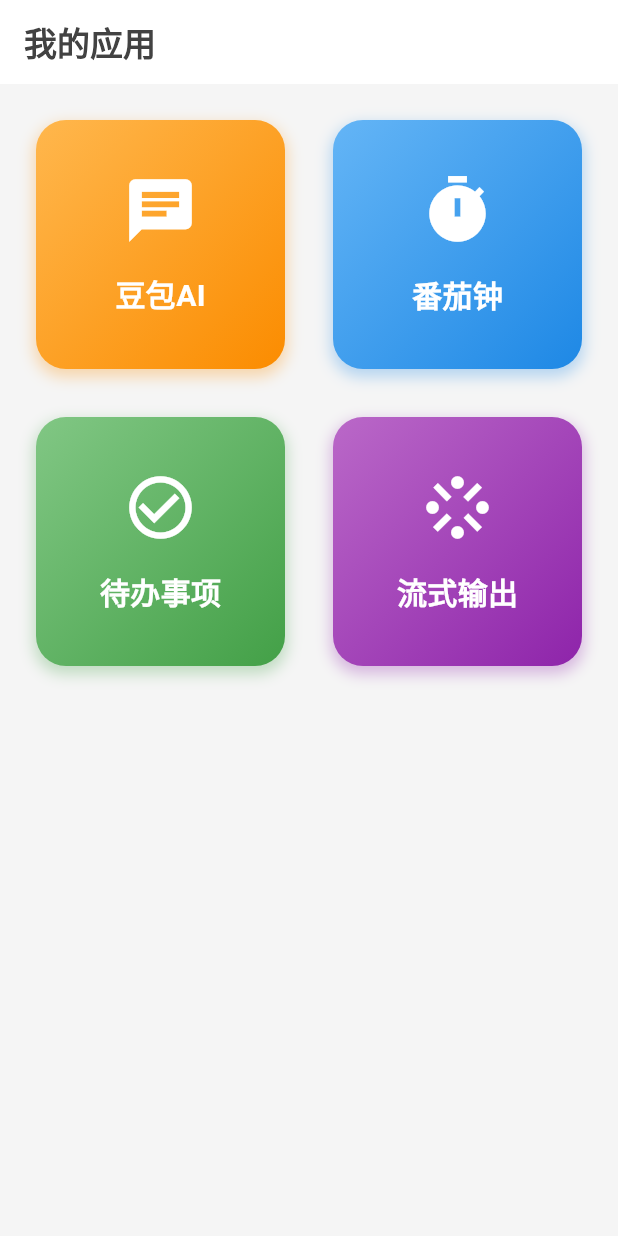
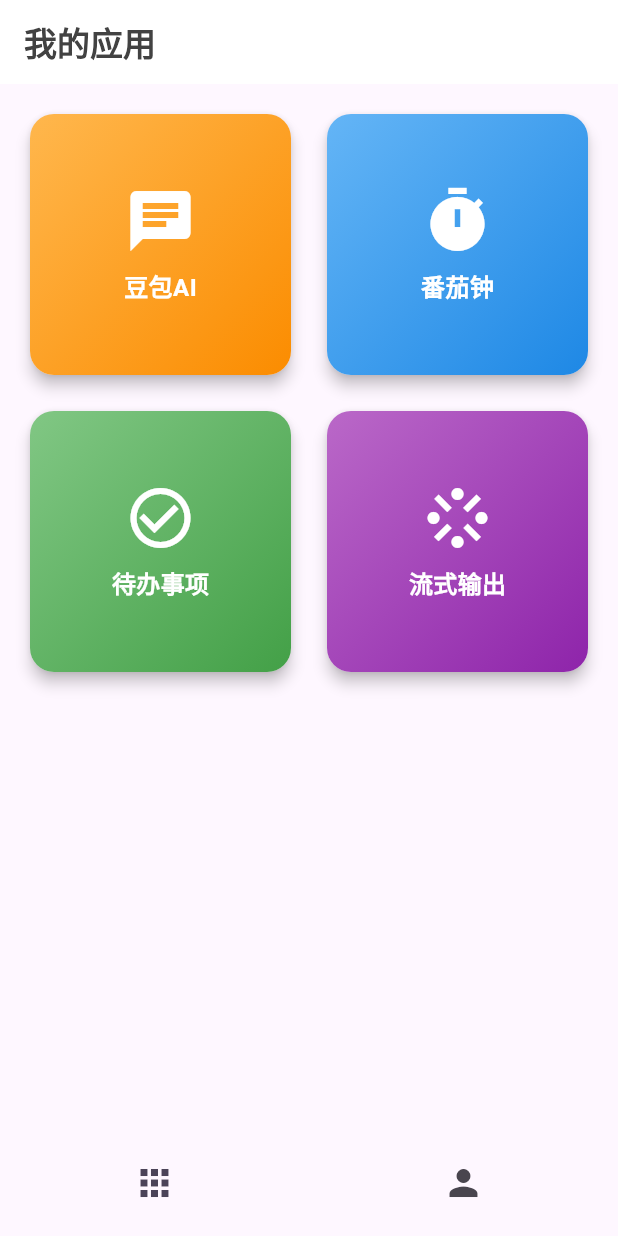
Before and after one commit to GosuQuan/flutter-roadmap, a Flutter app: the HomeScreen screen opened directly, on a phone screen of 412 x 824 dp. Run offline on Flutter 3.47's test engine with Material 3 defaults, Android fonts, the phone set to English and light mode, and no system bars; our stand-ins replace flutter_markdown, google_fonts, shared_preferences; missing offline and left inert: flutter_highlighter, highlight; accounts and stored records are empty.

Commit message:
修改了用户输入边框和底部调整

```diff
--- a/lib/screens/home_screen.dart
+++ b/lib/screens/home_screen.dart
@@ -1,78 +1,22 @@
 import 'package:flutter/material.dart';
-import 'todo_list_screen.dart';
+import 'doubao_chat_screen.dart';
+import 'profile_screen.dart';
 import 'pomodoro_screen.dart';
 import 'stream_output_screen.dart';
-import 'doubao_chat_screen.dart';
+import 'todo_list_screen.dart';
 
-class HomeScreen extends StatelessWidget {
+class HomeScreen extends StatefulWidget {
   const HomeScreen({super.key});
 
-  Widget _buildNavigationCard({
-    required String title,
-    required IconData icon,
-    required Color startColor,
-    required Color endColor,
-    required VoidCallback onTap,
-  }) {
-    return GestureDetector(
-      onTap: onTap,
-      child: Container(
-        margin: const EdgeInsets.all(8.0),
-        decoration: BoxDecoration(
-          borderRadius: BorderRadius.circular(20),
-          gradient: LinearGradient(
-            begin: Alignment.topLeft,
-            end: Alignment.bottomRight,
-            colors: [startColor, endColor],
-          ),
-          boxShadow: [
-            BoxShadow(
-              color: endColor.withOpacity(0.3),
-              spreadRadius: 1,
-              blurRadius: 8,
-              offset: const Offset(0, 4),
-            ),
-          ],
-        ),
-        child: Column(
-          mainAxisAlignment: MainAxisAlignment.center,
-          children: [
-            Icon(
-              icon,
-              size: 50,
-              color: Colors.white,
-            ),
-            const SizedBox(height: 16),
-            Text(
-              title,
-              style: const TextStyle(
-                fontSize: 20,
-                fontWeight: FontWeight.bold,
-                color: Colors.white,
-              ),
-            ),
-          ],
-        ),
-      ),
-    );
+  @override
+  State<HomeScreen> createState() => _HomeScreenState();
 }
 
-  @override
-  Widget build(BuildContext context) {
-    return Scaffold(
-      backgroundColor: Colors.grey[100],
-      appBar: AppBar(
-        elevation: 0,
-        backgroundColor: Colors.white,
-        title: Text(
-          '我的应用',
-          style: TextStyle(
-            color: Colors.grey[800],
-            fontWeight: FontWeight.bold,
-          ),
-        ),
-      ),
-      body: GridView.count(
+class _HomeScreenState extends State<HomeScreen> {
+  int _currentIndex = 0;
+
+  Widget _buildAppsGrid() {
+    return GridView.count(
       padding: const EdgeInsets.all(16),
       crossAxisCount: 2,
       mainAxisSpacing: 16,
@@ -119,6 +63,104 @@ class HomeScreen extends StatelessWidget {
           ),
         ),
       ],
+    );
+  }
+
+  Widget _buildNavigationCard({
+    required String title,
+    required IconData icon,
+    required Color startColor,
+    required Color endColor,
+    required VoidCallback onTap,
+  }) {
+    return Card(
+      elevation: 4,
+      shape: RoundedRectangleBorder(
+        borderRadius: BorderRadius.circular(16),
+      ),
+      child: InkWell(
+        onTap: onTap,
+        borderRadius: BorderRadius.circular(16),
+        child: Container(
+          decoration: BoxDecoration(
+            borderRadius: BorderRadius.circular(16),
+            gradient: LinearGradient(
+              begin: Alignment.topLeft,
+              end: Alignment.bottomRight,
+              colors: [startColor, endColor],
+            ),
+          ),
+          child: Column(
+            mainAxisAlignment: MainAxisAlignment.center,
+            children: [
+              Icon(
+                icon,
+                size: 48,
+                color: Colors.white,
+              ),
+              const SizedBox(height: 8),
+              Text(
+                title,
+                style: const TextStyle(
+                  fontSize: 16,
+                  fontWeight: FontWeight.bold,
+                  color: Colors.white,
+                ),
+              ),
+            ],
+          ),
+        ),
+      ),
+    );
+  }
+
+  @override
+  Widget build(BuildContext context) {
+    return Scaffold(
+      appBar: AppBar(
+        elevation: 0,
+        backgroundColor: Colors.white,
+        title: Text(
+          '我的应用',
+          style: TextStyle(
+            color: Colors.grey[800],
+            fontWeight: FontWeight.bold,
+          ),
+        ),
+      ),
+      body: IndexedStack(
+        index: _currentIndex,
+        children: [
+          _buildAppsGrid(),
+          const ProfileScreen(),
+        ],
+      ),
+      bottomNavigationBar: Padding(
+        padding: const EdgeInsets.symmetric(vertical: 8),
+        child: NavigationBar(
+          height: 55,
+          selectedIndex: _currentIndex,
+          labelBehavior: NavigationDestinationLabelBehavior.alwaysHide,
+          backgroundColor: Theme.of(context).colorScheme.surface,
+          surfaceTintColor: Colors.transparent,
+          indicatorColor: Colors.transparent,
+          elevation: 0,
+          onDestinationSelected: (int index) {
+            setState(() {
+              _currentIndex = index;
+            });
+          },
+          destinations: const [
+            NavigationDestination(
+              icon: Icon(Icons.apps, size: 28),
+              label: '应用',
+            ),
+            NavigationDestination(
+              icon: Icon(Icons.person, size: 28),
+              label: '我的',
+            ),
+          ],
+        ),
       ),
     );
   }
--- a/pubspec.yaml
+++ b/pubspec.yaml
@@ -42,6 +42,7 @@ dependencies:
   highlight: ^0.7.0
   google_fonts: ^4.0.4
   flutter_highlighter: ^0.1.1
+  shared_preferences: ^2.3.5
 
 dev_dependencies:
   flutter_test:
```
Also changed, not shown: lib/screens/doubao_chat_screen.dart (+24 -3 lines), lib/screens/profile_screen.dart (added, +105 -0 lines), lib/services/auth_service.dart (+34 -1 lines), pubspec.lock, 1 other file. Lines whose indentation alone changed are shown as unchanged.
